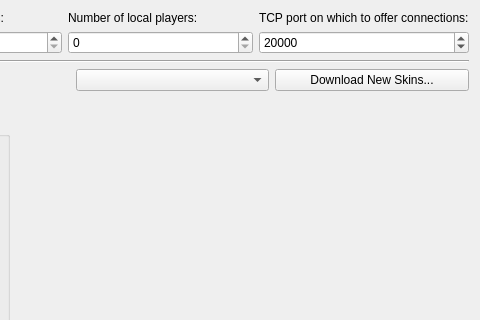
Before: the Qt Designer form ksirk/Dialogs/newGameDialog.ui in KDE/ksirk, drawn with Qt 5; both pictures show x 135 to 615 and y 0 to 320 of the 615 by 417 pixel window.
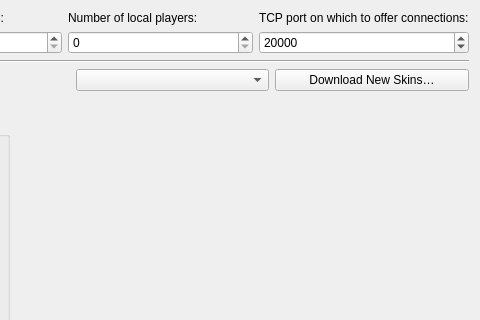
After: the same form once the commit is applied. Custom widgets are drawn as their Qt base class.

Commit message: Use ellipsis character in UI strings instead of 3 periods

The edit to the form file:
```diff
--- a/ksirk/Dialogs/newGameDialog.ui
+++ b/ksirk/Dialogs/newGameDialog.ui
@@ -120,7 +120,7 @@
      <item>
       <widget class="KNSWidgets::Button" name="ghnsbutton">
        <property name="text">
-        <string>Download New Skins...</string>
+        <string>Download New Skins…</string>
        </property>
        <property name="configFile">
         <string>ksirk.knsrc</string>
```
The commit also changes 5 other files.
